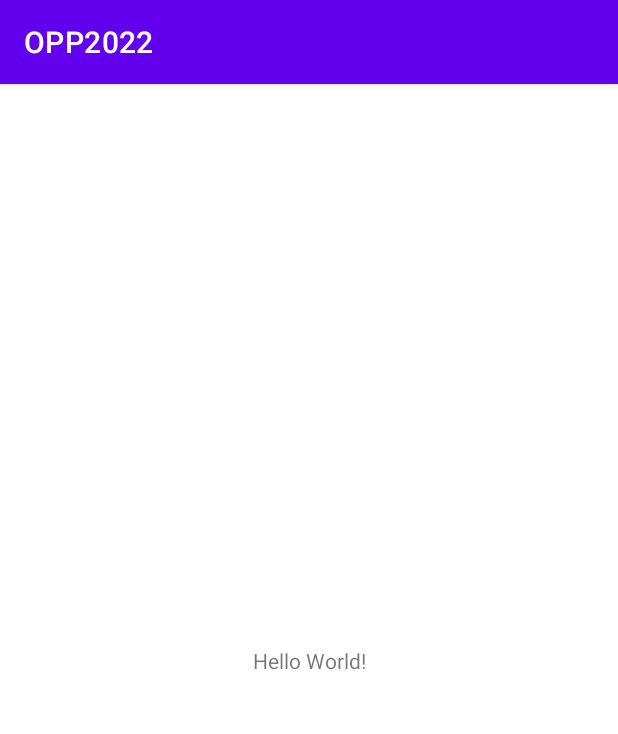
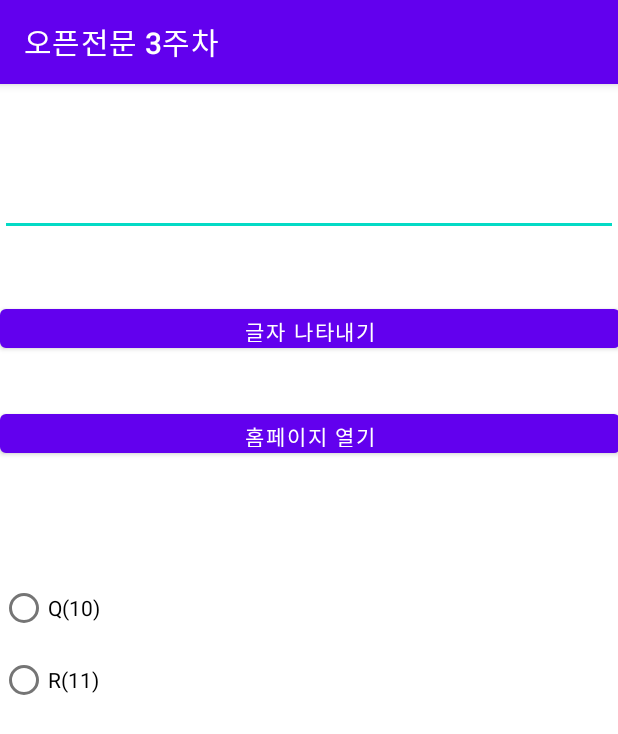
Before and after one commit to yewon0804/OPP2022, an Android app: the screen it shows after launch (MainActivity), on a phone screen of 412 x 824 dp. Shown: the top 734 px of the screen. Run offline under Robolectric (Android 15) with nearby library versions, the phone set to English and light mode, and no system bars.

Commit message:
Complete week 3 task
EditText, Button, RadioGroup, RadioButton,
ImageView 위젯으로 앱의 기본적인 레이아웃
을 갖춘 프로그램.

```diff
--- a/app/src/main/java/com/example/opp2022/MainActivity.java
+++ b/app/src/main/java/com/example/opp2022/MainActivity.java
@@ -1,14 +1,89 @@
+/* **************************************
+ * 프로그램명: naive app
+ * 작성자: 2020039035 김예원
+ * 작성일: 2022. 03. 27.
+ * 프로그램 설명: EditText, Button, RadioGroup,
+          RadioButton, ImageView 위젯으로
+          앱의 기본적인 레이아웃을 갖춘 프로그램.
+ * ***************************************/
+
 package com.example.opp2022;
+
+/* **************************************
+ * 프로그램명: naive app
+ * 작성자: 2020039035 김예원
+ * 작성일: 2022. 03. 27.
+ * 프로그램 설명: EditText, Button, RadioGroup,
+          RadioButton, ImageView 위젯으로
+          앱의 기본적인 레이아웃을 갖춘 프로그램.
+ * ***************************************/
 
 import androidx.appcompat.app.AppCompatActivity;
 
+import android.content.Intent;
+import android.media.Image;
+import android.net.Uri;
 import android.os.Bundle;
+import android.provider.MediaStore;
+import android.view.View;
+import android.widget.Button;
+import android.widget.EditText;
+import android.widget.ImageView;
+import android.widget.RadioButton;
+import android.widget.RadioGroup;
+import android.widget.Toast;
 
 public class MainActivity extends AppCompatActivity {
+
+    EditText mEt;
+    Button printToast, goToURL, btnOK;
+    RadioGroup whatVer;
+    RadioButton rdoQ, rdoR;
+    ImageView imageQ, imageR;
 
     @Override
     protected void onCreate(Bundle savedInstanceState) {
         super.onCreate(savedInstanceState);
         setContentView(R.layout.activity_main);
+        setTitle("오픈전문 3주차");
+
+        mEt = (EditText) findViewById(R.id.google);
+        printToast = (Button) findViewById(R.id.button);
+        goToURL = (Button) findViewById(R.id.button2);
+        whatVer = (RadioGroup) findViewById(R.id.QorR);
+        rdoQ = (RadioButton) findViewById(R.id.rdoQ);
+        rdoR = (RadioButton) findViewById(R.id.rdoR);
+        imageQ = (ImageView) findViewById(R.id.imageQ);
+        imageR = (ImageView) findViewById(R.id.imageR);
+
+        printToast.setOnClickListener(new View.OnClickListener() {
+            @Override
+            public void onClick(View view) {
+                String msg = mEt.getText().toString();
+                Toast.makeText(getApplicationContext(), msg, Toast.LENGTH_LONG).show();
+            }
+        });
+        goToURL.setOnClickListener(new View.OnClickListener() {
+            @Override
+            public void onClick(View view2) {
+                String url = mEt.getText().toString();
+                Intent i = new Intent(Intent.ACTION_VIEW);
+                i.setData(Uri.parse(url));
+                startActivity(i);
+            }
+        });
+        whatVer.setOnCheckedChangeListener(new RadioGroup.OnCheckedChangeListener() {
+            @Override
+            public void onCheckedChanged(RadioGroup radioGroup, int i) {
+                if(rdoQ.isChecked()==true){
+                    imageQ.setVisibility(View.VISIBLE);
+                    imageR.setVisibility(View.INVISIBLE);
+                }
+                else if(rdoR.isChecked()==true){
+                    imageQ.setVisibility(View.INVISIBLE);
+                    imageR.setVisibility(View.VISIBLE);
+                }
+            }
+        });
     }
 }
--- a/app/src/main/res/layout/activity_main.xml
+++ b/app/src/main/res/layout/activity_main.xml
@@ -6,13 +6,77 @@
     android:layout_height="match_parent"
     tools:context=".MainActivity">
 
-    <TextView
-        android:layout_width="wrap_content"
-        android:layout_height="wrap_content"
-        android:text="Hello World!"
+    <EditText
+        android:id="@+id/google"
+        android:layout_width="412dp"
+        android:layout_height="58dp"
+        app:layout_constraintBottom_toTopOf="@+id/button"
+        app:layout_constraintTop_toTopOf="parent"
+        tools:layout_editor_absoluteX="-1dp" />
+
+    <RadioGroup
+        android:id="@+id/QorR"
+        android:layout_width="167dp"
+        android:layout_height="118dp"
         app:layout_constraintBottom_toBottomOf="parent"
-        app:layout_constraintLeft_toLeftOf="parent"
-        app:layout_constraintRight_toRightOf="parent"
-        app:layout_constraintTop_toTopOf="parent" />
+        app:layout_constraintTop_toTopOf="parent"
+        tools:layout_editor_absoluteX="122dp">
+
+        <RadioButton
+            android:id="@+id/rdoQ"
+            android:layout_width="match_parent"
+            android:layout_height="wrap_content"
+            android:text="Q(10)" />
+
+        <RadioButton
+            android:id="@+id/rdoR"
+            android:layout_width="match_parent"
+            android:layout_height="wrap_content"
+            android:text="R(11)" />
+    </RadioGroup>
+
+    <Button
+        android:id="@+id/button"
+        android:layout_width="413dp"
+        android:layout_height="38dp"
+        android:layout_marginBottom="32dp"
+        android:text="글자 나타내기"
+        app:layout_constraintBottom_toTopOf="@+id/button2"
+        app:layout_constraintTop_toTopOf="parent"
+        app:layout_constraintVertical_bias="1.0"
+        tools:layout_editor_absoluteX="-1dp" />
+
+    <Button
+        android:id="@+id/button2"
+        android:layout_width="413dp"
+        android:layout_height="38dp"
+        android:layout_marginBottom="32dp"
+        android:text="홈페이지 열기"
+        app:layout_constraintBottom_toTopOf="@+id/QorR"
+        app:layout_constraintTop_toTopOf="parent"
+        app:layout_constraintVertical_bias="0.838"
+        tools:layout_editor_absoluteX="-1dp" />
+
+    <ImageView
+        android:id="@+id/imageQ"
+        android:layout_width="258dp"
+        android:layout_height="244dp"
+        android:visibility="invisible"
+        app:layout_constraintBottom_toBottomOf="@+id/imageR"
+        app:layout_constraintEnd_toEndOf="parent"
+        app:layout_constraintHorizontal_bias="0.496"
+        app:layout_constraintStart_toStartOf="parent"
+        app:srcCompat="@drawable/q10" />
+
+    <ImageView
+        android:id="@+id/imageR"
+        android:layout_width="260dp"
+        android:layout_height="242dp"
+        android:visibility="invisible"
+        app:layout_constraintBottom_toBottomOf="parent"
+        app:layout_constraintEnd_toEndOf="parent"
+        app:layout_constraintHorizontal_bias="0.496"
+        app:layout_constraintStart_toStartOf="parent"
+        app:srcCompat="@drawable/r11" />
 
 </androidx.constraintlayout.widget.ConstraintLayout>
```
Also changed, not shown: app/src/main/res/drawable/q10.png (added), app/src/main/res/drawable/r11.png (added).
